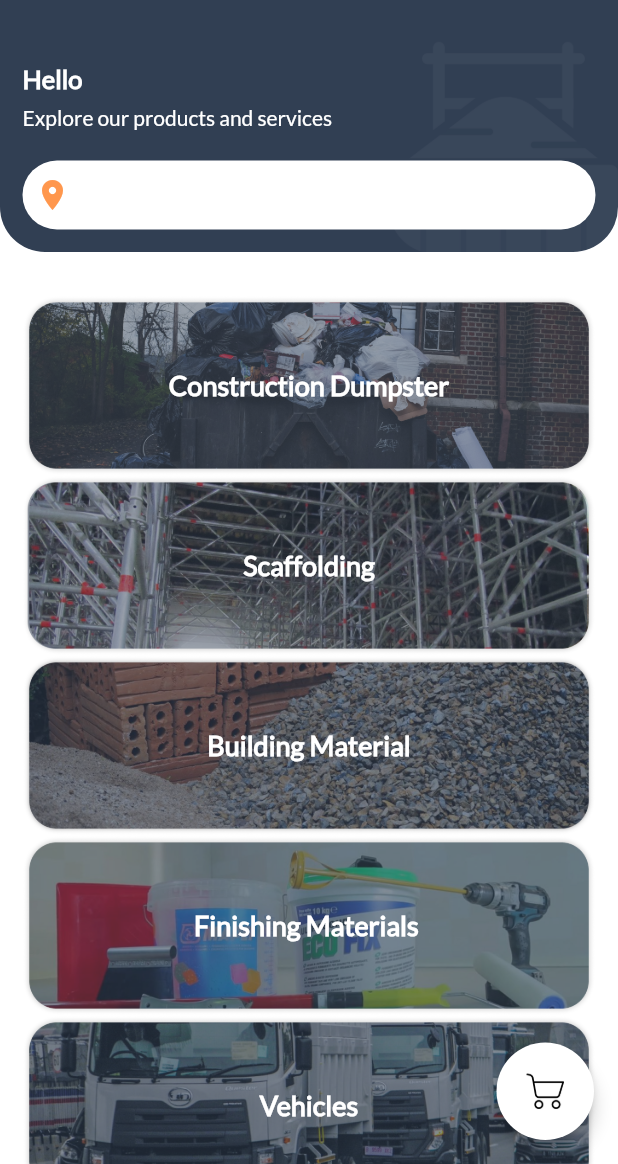
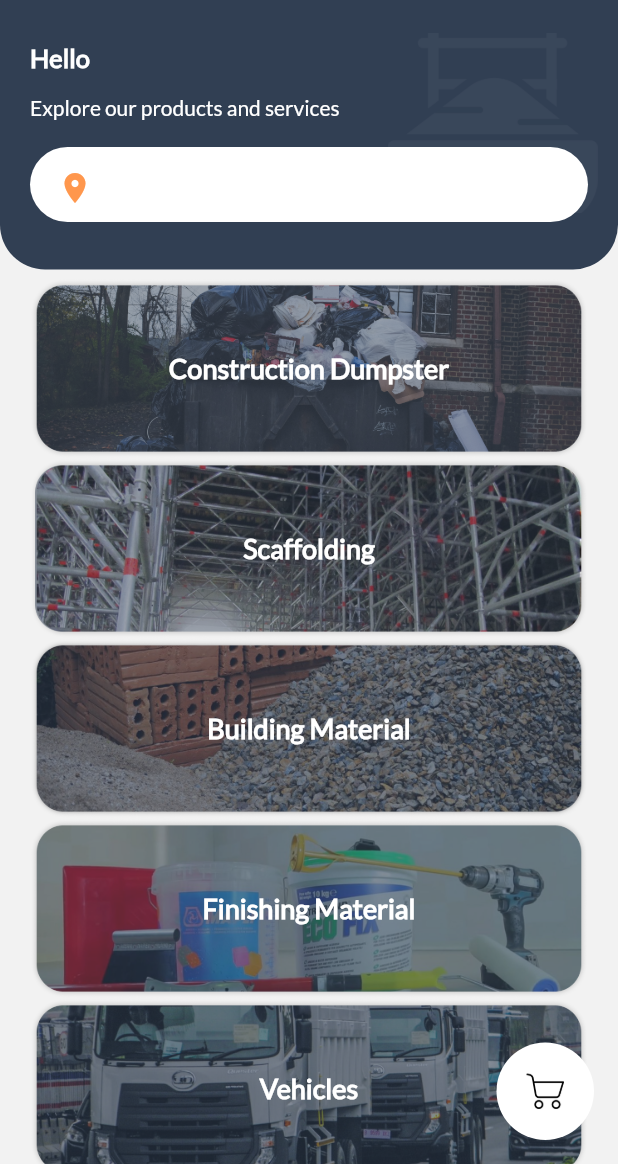
Before and after one commit to osamasandhu/HAWEYATI, a Flutter app: the AppHomePage screen opened directly, on a phone screen of 412 x 824 dp, the part 72-1236 px from its top. Run offline on Flutter 3.47's test engine with Material 2 defaults, Android fonts, the phone set to English and light mode, and no system bars; our stand-ins replace easy_localization, flutter_datetime_picker, geolocator, google_maps_flutter, image_picker, shared_preferences; missing offline and left inert: app_settings, flutter_google_places, geocoder, google_maps_webservice; accounts and stored records are empty.

```diff
--- a/lib/pages/appHomePage.dart
+++ b/lib/pages/appHomePage.dart
@@ -1,4 +1,3 @@
-import 'package:easy_localization/easy_localization.dart';
 import 'package:flutter/cupertino.dart';
 import 'package:flutter/material.dart';
 import 'package:haweyati/custom-care.dart';
@@ -7,91 +6,41 @@ import 'package:haweyati/pages/building-material/building-material-List.dart';
 import 'package:haweyati/pages/drawer/haweyati-rewards.dart';
 import 'package:haweyati/pages/drawer/haweyati-setting.dart';
 import 'package:haweyati/pages/drawer/rate.dart';
-import 'package:haweyati/pages/drawer/setting/profile_page.dart';
 import 'package:haweyati/pages/drawer/share-invite.dart';
 import 'package:haweyati/pages/drawer/term-condition.dart';
+import 'package:haweyati/pages/dumpster/dumpstersList.dart';
 import 'package:haweyati/pages/finishing-material/finishing-material-List.dart';
-import 'file:///C:/Users/Osama/Workspace/haweyati/lib/notification.dart';
-import 'package:haweyati/pages/helpline_page.dart';
-import 'package:haweyati/pages/orderDetail/all-orders.dart';
+import 'package:haweyati/pages/map/location.dart';
+import 'package:haweyati/pages/notification.dart';
 import 'package:haweyati/pages/scaffolding/scaffoldingList.dart';
 import 'package:haweyati/pages/vehicles-map_page.dart';
-import 'package:haweyati/src/ui/widgets/localization-selector.dart';
-import 'package:haweyati/src/utlis/local-data.dart';
 import 'package:haweyati/widgits/custom-navigator.dart';
-import 'package:shared_preferences/shared_preferences.dart';
-import '../src/ui/pages/services/dumpsters/dumpsters-list_page.dart';
-import 'locations-map_page.dart';
+import 'package:haweyati/widgits/round-drop-down-button.dart';
+import 'dumpster/dumpstersList.dart';
+import 'dumpster/dumpstersList.dart';
+
+import 'package:easy_localization/easy_localization.dart';
 
 class AppHomePage extends StatefulWidget {
+  String address;
+  AppHomePage({this.address});
   @override
   _AppHomePageState createState() => _AppHomePageState();
 }
 
 class _AppHomePageState extends State<AppHomePage> {
   GlobalKey<ScaffoldState> _drawerKey = GlobalKey();
-  String address;
-  static List<String> languages = ['English','Arabic',];
-  String selectedLanguage = LocalData.currentLng;
-
-
-
-
-
-  showAlertDialog(BuildContext context) {
-
-    // set up the button
-    Widget okButton = FlatButton(
-      child: Text("OK"),
-      onPressed: () { Navigator.of(context).pop();},
-    );
-
-    // set up the AlertDialog
-    AlertDialog alert = AlertDialog(
-      title: Text("Warning",style: TextStyle(color: Colors.red,fontWeight: FontWeight.bold),),
-      content: Text("This Functionality will be available after Supplier App is develop."),
-      actions: [
-        okButton,
-      ],
-    );
-
-    // show the dialog
-    showDialog(
-      context: context,
-      builder: (BuildContext context) {
-        return alert;
-      },
-    );
-  }
-
-  @override
-  void initState() {
-    super.initState();
-    getAddress();
-
-  }
-
-  getAddress() async {
-    final prefs = await SharedPreferences.getInstance();
-    setState(() {
-      address = prefs.getString('address');
-    });
-  }
-
+  List<String> languages = ['English','العربية'];
+  String selectedLanguage = 'English';
 
   @override
   Widget build(BuildContext context) {
+
     return Scaffold(
       key: _drawerKey,
-      backgroundColor: Colors.white,
+      backgroundColor: Color(0xfff2f2f2),
       appBar: AppBar(
         elevation: 0,
-        shape: RoundedRectangleBorder(
-          borderRadius: BorderRadius.only(
-            bottomRight: Radius.circular(30),
-            bottomLeft: Radius.circular(30),
-          )
-        ),
         iconTheme: new IconThemeData(color: Colors.white),
         centerTitle: true,
         backgroundColor: Color(0xff313f53),
@@ -120,7 +69,7 @@ class _AppHomePageState extends State<AppHomePage> {
                 height: 20,
               ),
               onPressed: () => Navigator.of(context)
-                  .push(MaterialPageRoute(builder: (context) => HelplinePage()))),
+                  .push(MaterialPageRoute(builder: (context) => CustomCare()))),
           IconButton(
               icon: Image.asset(
                 "assets/images/notification.png",
@@ -129,97 +78,34 @@ class _AppHomePageState extends State<AppHomePage> {
               ),
               onPressed: () => Navigator.of(context).push(
                   MaterialPageRoute(builder: (context) => NotificationPage())))
-        ],        bottom:
-      PreferredSize(
-        preferredSize: Size.fromHeight(160),
-        child: Container(
-          decoration: BoxDecoration(
-            image: DecorationImage(
-              image: AssetImage('assets/images/homepageimage.png'),
-              fit: BoxFit.scaleDown,
-              alignment: Alignment(1, -0.6)
+        ],
       ),
-          ),
-          padding: const EdgeInsets.all(15),
-          child: Column(children: <Widget>[
-            Text(
-                tr('hello'),
-                style: TextStyle(
-                    fontSize: 17,
-                    color: Colors.white,
-                    fontWeight: FontWeight.bold)),
-
-            Padding(
-              padding: const EdgeInsets.only(top: 8, bottom: 20),
-              child:
-              Text(
-                tr('explore'),
-                style: TextStyle(color: Colors.white),
-              ),
-            ),
-
-            CupertinoTextField(
-              onTap: () {
-                CustomNavigator.navigateTo(context, MyLocationMapPage(editMode: true,));
-              },
-              padding: EdgeInsets.fromLTRB(5, 13, 5, 13),
-              decoration: BoxDecoration(
-                color: Colors.white,
-                borderRadius: BorderRadius.circular(30)
-              ),
-              placeholderStyle: TextStyle(
-                color: Colors.black
-              ),
-              placeholder: address ?? '',
-              readOnly: true,
-              prefix: Padding(
-                padding: const EdgeInsets.only(left: 8, right: 8),
-                child: Icon(
-                  Icons.location_on,
-                  color: Theme.of(context).accentColor,
-                ),
-              ),
-            ),
-          ], crossAxisAlignment: CrossAxisAlignment.start),
-        ),
-      ),
-      ),
-      extendBodyBehindAppBar: true,
       drawer: Drawer(
+        child: SafeArea(
           child: Container(
               color: Color(0xff313f53),
-          constraints: BoxConstraints.expand(),
-          child: Padding(
-            padding: EdgeInsets.only(top: MediaQuery.of(context).padding.top),
-            child: Column(children: <Widget>[
-              Padding(
-                padding: const EdgeInsets.only(left: 10, top: 5, right: 10),
-                child: LocalizationSelector(
-                  selected: EasyLocalization.of(context).locale,
-                  onChanged: (locale) {
-                    setState(() => EasyLocalization.of(context).locale = locale);
-                  },
-                ),
-              ),
-              GestureDetector(onTap: (){CustomNavigator.navigateTo(context,ProfilePage());},
-                child: Container(child: Column(children: <Widget>[Center(
+              height: MediaQuery.of(context).size.height,
+              child: Stack(
+                children: <Widget>[
+                  ListView(
+                    children: <Widget>[
+                      Center(
                         child: CircleAvatar(
                           backgroundColor: Colors.white,
                           foregroundColor: Colors.white,
                           radius: 50,
                         ),
                       ),
-                  SizedBox(height: 15),
+                      SizedBox(
+                        height: 15,
+                      ),
                       Center(
                           child: Text("Arslan Khan",
                               textAlign: TextAlign.center,
                               style: TextStyle(
                                   fontSize: 18,
                                   color: Colors.white,
-                              fontWeight: FontWeight.bold
-                          )
-                      )
-                  ),
+                                  fontWeight: FontWeight.bold))),
                       Center(
                         child: FlatButton.icon(
                             onPressed: null,
@@ -231,49 +117,141 @@ class _AppHomePageState extends State<AppHomePage> {
                             label: Text(
                               "Rated 5.0",
                               style: TextStyle(color: Colors.white),
-                        )
+                            )),
                       ),
-                  ),],),),
-              )
-              ,SizedBox(height: 10),
-
-              Expanded(child: SingleChildScrollView(
-                child: Column(children: <Widget>[
-                  _buildListTile("assets/images/order.png", tr("My_Orders") ,(){
-                      CustomNavigator.navigateTo(context, ViewAllOrders());
+                      SizedBox(
+                        height: 10,
+                      ),
+                      _buildListTile("assets/images/order.png", "Your Orders" ,(){
+//                        CustomNavigator.navigateTo(context, null);
                       }),
-                  //_buildListTile("assets/images/ride.png", "Your Rides",(){CustomNavigator.navigateTo(context, HaweyatiRewards());}),
+                      _buildListTile("assets/images/ride.png", "Your Rides",(){CustomNavigator.navigateTo(context, HaweyatiRewards());}),
                       _buildListTile(
-                      "assets/images/setting.png", tr("Settings"),(){CustomNavigator.navigateTo(context, HaweyatiSetting());}),
+                          "assets/images/setting.png", "Your Settings",(){CustomNavigator.navigateTo(context, HaweyatiSetting());}),
                       _buildListTile(
-                      "assets/images/invite.png", tr("Invite_Friends"),(){CustomNavigator.navigateTo(context, ShareInvite());}),
-                  _buildListTile("assets/images/order.png", tr("Rewards"),(){CustomNavigator.navigateTo(context, HaweyatiRewards());} ),
+                          "assets/images/invite.png", "Invite Friends",(){CustomNavigator.navigateTo(context, ShareInvite());}),
+                      _buildListTile("assets/images/order.png", "Rewards",(){CustomNavigator.navigateTo(context, HaweyatiRewards());} ),
 
                       _buildListTile(
-                      "assets/images/term.png", tr("Terms_Conditions"),(){CustomNavigator.navigateTo(context, TermAndCondition());}),
-                  _buildListTile("assets/images/rate.png", tr("Rate_App"),(){CustomNavigator.navigateTo(context, Rate());}),
-                  _buildListTile("assets/images/logout.png", tr("Logout"),(){
+                          "assets/images/term.png", "Terms and Conditions",(){CustomNavigator.navigateTo(context, TermAndCondition());}),
+                      _buildListTile("assets/images/rate.png", "Rate App",(){CustomNavigator.navigateTo(context, Rate());}),
+                      _buildListTile("assets/images/logout.png", "Logout",(){
 //                        CustomNavigator.navigateTo(context, Rate());
                       }),
-                  ListTile(onTap: (){showAlertDialog(context);},
-                    leading: Icon(Icons.person_add,color: Colors.white,),title:
-                    Text(tr("Register"),style: TextStyle(color: Colors.white,),),dense: true,)
-                ]),
-              ))
-            ], crossAxisAlignment: CrossAxisAlignment.start),
+                    ],
+                    padding: EdgeInsets.fromLTRB(0, 70, 0, 10),
+                  ),
+
+                  Align(
+                    alignment: Alignment(-0.9, -0.95),
+                    child: RoundDropDownButton<String>(
+                      hint: Text("Language"),
+                      items: languages
+                          .map((i) => DropdownMenuItem<String>(
+                          child: Text(i,style: TextStyle(color: Theme.of(context).primaryColor),), value: i))
+                          .toList(),
+                      value: selectedLanguage,
+                      onChanged: (item) => setState(() {
+                        this.selectedLanguage = item;
+
+                        EasyLocalization.of(context).locale = Locale(selectedLanguage == 'English' ?'en' : 'ar');
+                        FocusScope.of(context).requestFocus(new FocusNode());
+                      }),
                     ),
                   ),
+
+                ],
+              )),
         ),
-      body: ListView(
-        padding: EdgeInsets.fromLTRB(15, 245, 15, 10),
+      ),
+      body: Column(
+        children: <Widget>[
+          Container(
+           height: MediaQuery.of(context).size.height / 4.8,
+            width: MediaQuery.of(context).size.width,
+            decoration: BoxDecoration(
+              borderRadius: BorderRadius.only(
+                  bottomRight: Radius.circular(30),
+                  bottomLeft: Radius.circular(30)),
+              color: Color(0xff313f53),
+            ),
+            child: Stack(
+              fit: StackFit.expand,
+              children: <Widget>[
+                Align(
+                    alignment: Alignment(0.9, -0.45),
+                    child: SizedBox(
+                        width: 140,
+                        height: 120,
+                        child: Image.asset(
+                          "assets/images/homepageimage.png",
+                          fit: BoxFit.cover,
+                          width: 70,
+                          height: 100,
+                        ))),
+                Padding(
+                  padding: const EdgeInsets.fromLTRB(20, 20, 20, 0),
+                  child: Column(
+                    crossAxisAlignment: CrossAxisAlignment.start,
+                    children: <Widget>[
+                      Text(tr('hello'),
+                          style: TextStyle(
+                              fontSize: 17,
+                              color: Colors.white,
+                              fontWeight: FontWeight.bold)),
+                      SizedBox(
+                        height: 15,
+                      ),
+                      Text(
+                        tr('explore'),
+                        style: TextStyle(color: Colors.white),
+                      ),
+                      SizedBox(
+                        height: 18,
+                      ),
+                      Container(
+                        decoration: BoxDecoration(
+                            color: Colors.white,
+                            borderRadius: BorderRadius.circular(30)),
+                        height: 50,
+                        width: MediaQuery.of(context).size.width,
+                        child: Padding(
+                          padding: const EdgeInsets.symmetric(
+                              vertical: 15, horizontal: 18),
+                          child: Row(
+                            mainAxisAlignment: MainAxisAlignment.start,
+                            children: <Widget>[
+                              Icon(
+                                Icons.location_on,
+                                color: Theme.of(context).accentColor,
+                              ),
+                              SizedBox(
+                                width: 5,
+                              ),
+                              Expanded(
+                                  child: Text(
+                                      widget.address ?? '',overflow: TextOverflow.ellipsis,))
+                            ],
+                          ),
+                        ),
+                      )
+                    ],
+                  ),
+                ),
+              ],
+            ),
+          ),
+          Expanded(
+              child: ListView(
+            padding: EdgeInsets.fromLTRB(20, 6, 20, 10),
             children: <Widget>[
               _buildContainer(
-          title:  tr('Construction_Dumpster'),
+                  title: tr('construction_dumpster'),
                   imgPath: "assets/images/dumpster-bg.png",
                   onTap: () =>
-              CustomNavigator.navigateTo(context, DumpstersListPage())),
+                      CustomNavigator.navigateTo(context,DumpsterListing(ConstructionService()))),
               _buildContainer(
-          title: tr('Scaffolding'),
+                  title: tr('scaffolding'),
                   imgPath: "assets/images/scaffolding-bg.png",
                   onTap: () =>
                       CustomNavigator.navigateTo(context, ScaffoldingListing(ConstructionService()))),
@@ -289,24 +267,24 @@ class _AppHomePageState extends State<AppHomePage> {
                     CustomNavigator.navigateTo(
                         context,FinishingMaterialListing(ConstructionService()) );
                   },
-          title: tr('Finishing_Materials'),
-      ),
+                  title: tr('finishing_material')),
               _buildContainer(
                   imgPath: "assets/images/delivery-vehaicles-bg.png",
                   onTap: () {
                     CustomNavigator.navigateTo(context, VehiclesMapPage());
                   },
-          title: tr('vehicles')
-      ),
+                  title: tr('vehicles')),
+            ],
+          ))
         ],
       ),
       floatingActionButton: SizedBox(
         width: 65,
         height: 65,
         child: FloatingActionButton(
-            elevation: 5,
+            elevation: 0,
             backgroundColor: Colors.white,
-            onPressed: () {CustomNavigator.navigateTo(context, ViewAllOrders());},
+            onPressed: () {},
             child: Image.asset(
               "assets/images/cart.png",
               width: 30,
@@ -318,7 +296,7 @@ class _AppHomePageState extends State<AppHomePage> {
   }
 
   Widget _buildListTile(String imgPath, String title,Function onTap) {
-    return ListTile(onTap: onTap,dense: true,
+    return ListTile(onTap: onTap,
       leading: Image.asset(
         imgPath,
         width: 20,
```
Also changed, not shown: assets/translations/ar.json (+1 -42 lines), assets/translations/en.json (+1 -46 lines), lib/main.dart (+20 -8 lines), lib/src/app.dart (+19 -140 lines), lib/widgits/round-drop-down-button.dart (added, +41 -0 lines). Lines whose indentation alone changed are shown as unchanged.
